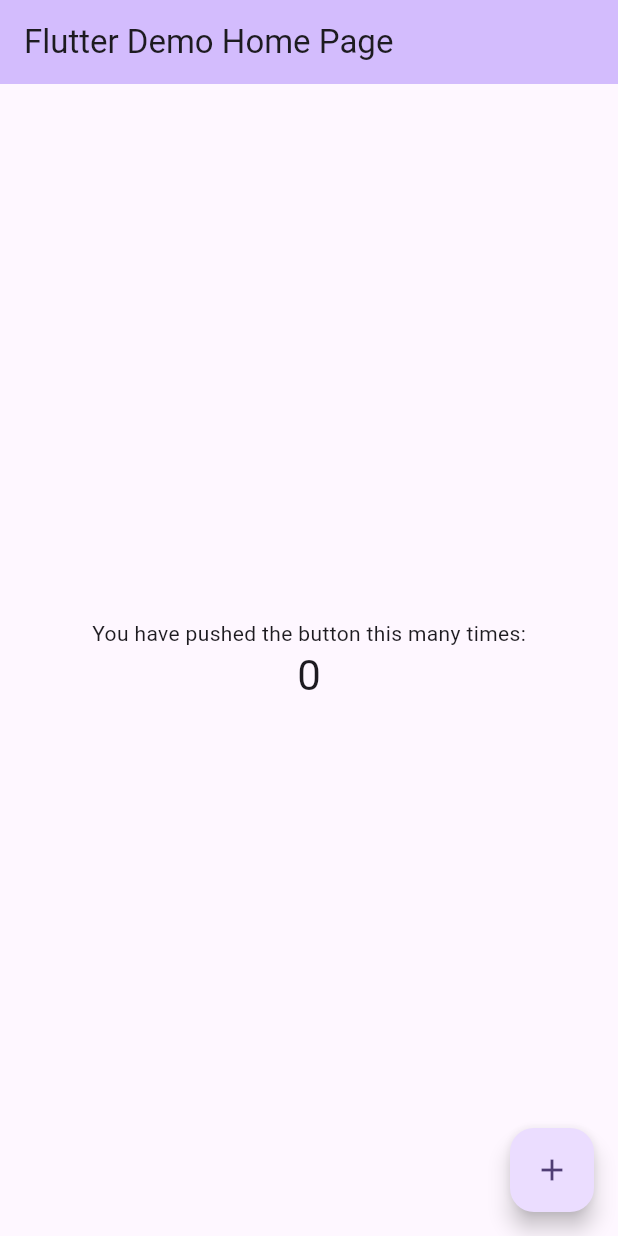
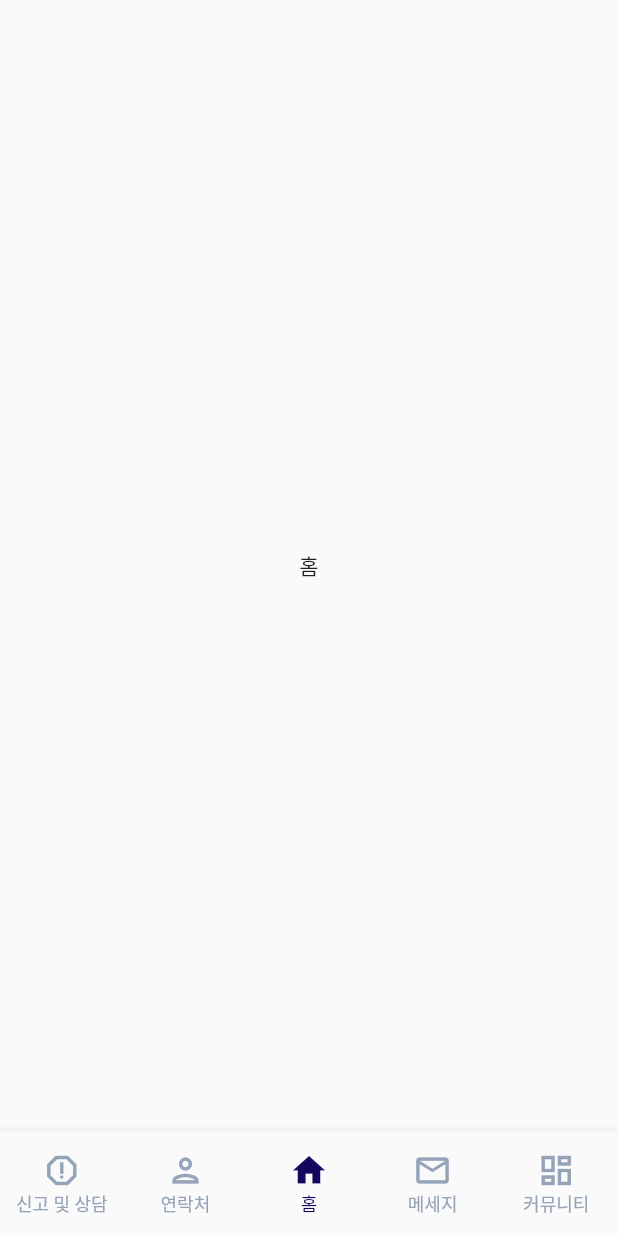
Before and after one commit to hkh0904/Every-School, a Flutter app: the screen it shows after launch, on a phone screen of 412 x 824 dp. Run offline on Flutter 3.47's test engine with Material 2 defaults, Android fonts, the phone set to English and light mode, and no system bars; Roboto replaces fonts that are missing (Pretendard).

Commit message:
feat: 앱 기본 세팅 Adds #S09P31C108-70

```diff
--- a/app/everyschool/lib/main.dart
+++ b/app/everyschool/lib/main.dart
@@ -1,125 +1,54 @@
+import 'package:everyschool/main/btmnav.dart';
 import 'package:flutter/material.dart';
+// import 'package:flutter/services.dart';
 
 void main() {
-  runApp(const MyApp());
+  // SystemChrome.setSystemUIOverlayStyle(SystemUiOverlayStyle(
+  //     statusBarColor: Colors.transparent,
+  // ));
+  runApp(MaterialApp(
+      debugShowCheckedModeBanner: false,
+      theme: ThemeData(
+        fontFamily: "Pretendard"
+      ),
+      home : Main())
+  );
 }
 
-class MyApp extends StatelessWidget {
-  const MyApp({super.key});
+class Main extends StatefulWidget {
+  const Main({super.key});
 
-  // This widget is the root of your application.
+  @override
+  State<Main> createState() => _MainState();
+}
+
+class _MainState extends State<Main> {
+
+
+  int selectedIndex = 2;
+  void onItemTapped(int index) {
+    setState(() {
+      selectedIndex = index;
+    });
+  }
+
+  final List<Widget> pages = [
+    Center(child: Text('신고')),
+    Center(child: Text('연락처')),
+    Center(child: Text('홈')),
+    Center(child: Text('메세지')),
+    Center(child: Text('커뮤니티')),
+  ];
+
+
   @override
   Widget build(BuildContext context) {
-    return MaterialApp(
-      title: 'Flutter Demo',
-      theme: ThemeData(
-        // This is the theme of your application.
-        //
-        // TRY THIS: Try running your application with "flutter run". You'll see
-        // the application has a blue toolbar. Then, without quitting the app,
-        // try changing the seedColor in the colorScheme below to Colors.green
-        // and then invoke "hot reload" (save your changes or press the "hot
-        // reload" button in a Flutter-supported IDE, or press "r" if you used
-        // the command line to start the app).
-        //
-        // Notice that the counter didn't reset back to zero; the application
-        // state is not lost during the reload. To reset the state, use hot
-        // restart instead.
-        //
-        // This works for code too, not just values: Most code changes can be
-        // tested with just a hot reload.
-        colorScheme: ColorScheme.fromSeed(seedColor: Colors.deepPurple),
-        useMaterial3: true,
-      ),
-      home: const MyHomePage(title: 'Flutter Demo Home Page'),
+    return Scaffold(
+        body: pages[selectedIndex],
+        bottomNavigationBar: SizedBox(
+          height: 70,
+          child: BtmNav(selectedIndex : selectedIndex, onItemTapped : onItemTapped)
+        ),
     );
   }
 }
-
-class MyHomePage extends StatefulWidget {
-  const MyHomePage({super.key, required this.title});
-
-  // This widget is the home page of your application. It is stateful, meaning
-  // that it has a State object (defined below) that contains fields that affect
-  // how it looks.
-
-  // This class is the configuration for the state. It holds the values (in this
-  // case the title) provided by the parent (in this case the App widget) and
-  // used by the build method of the State. Fields in a Widget subclass are
-  // always marked "final".
-
-  final String title;
-
-  @override
-  State<MyHomePage> createState() => _MyHomePageState();
-}
-
-class _MyHomePageState extends State<MyHomePage> {
-  int _counter = 0;
-
-  void _incrementCounter() {
-    setState(() {
-      // This call to setState tells the Flutter framework that something has
-      // changed in this State, which causes it to rerun the build method below
-      // so that the display can reflect the updated values. If we changed
-      // _counter without calling setState(), then the build method would not be
-      // called again, and so nothing would appear to happen.
-      _counter++;
-    });
-  }
-
-  @override
-  Widget build(BuildContext context) {
-    // This method is rerun every time setState is called, for instance as done
-    // by the _incrementCounter method above.
-    //
-    // The Flutter framework has been optimized to make rerunning build methods
-    // fast, so that you can just rebuild anything that needs updating rather
-    // than having to individually change instances of widgets.
-    return Scaffold(
-      appBar: AppBar(
-        // TRY THIS: Try changing the color here to a specific color (to
-        // Colors.amber, perhaps?) and trigger a hot reload to see the AppBar
-        // change color while the other colors stay the same.
-        backgroundColor: Theme.of(context).colorScheme.inversePrimary,
-        // Here we take the value from the MyHomePage object that was created by
-        // the App.build method, and use it to set our appbar title.
-        title: Text(widget.title),
-      ),
-      body: Center(
-        // Center is a layout widget. It takes a single child and positions it
-        // in the middle of the parent.
-        child: Column(
-          // Column is also a layout widget. It takes a list of children and
-          // arranges them vertically. By default, it sizes itself to fit its
-          // children horizontally, and tries to be as tall as its parent.
-          //
-          // Column has various properties to control how it sizes itself and
-          // how it positions its children. Here we use mainAxisAlignment to
-          // center the children vertically; the main axis here is the vertical
-          // axis because Columns are vertical (the cross axis would be
-          // horizontal).
-          //
-          // TRY THIS: Invoke "debug painting" (choose the "Toggle Debug Paint"
-          // action in the IDE, or press "p" in the console), to see the
-          // wireframe for each widget.
-          mainAxisAlignment: MainAxisAlignment.center,
-          children: <Widget>[
-            const Text(
-              'You have pushed the button this many times:',
-            ),
-            Text(
-              '$_counter',
-              style: Theme.of(context).textTheme.headlineMedium,
-            ),
-          ],
-        ),
-      ),
-      floatingActionButton: FloatingActionButton(
-        onPressed: _incrementCounter,
-        tooltip: 'Increment',
-        child: const Icon(Icons.add),
-      ), // This trailing comma makes auto-formatting nicer for build methods.
-    );
-  }
-}
--- /dev/null
+++ b/app/everyschool/lib/main/btmnav.dart
@@ -0,0 +1,54 @@
+import 'package:flutter/material.dart';
+
+class BtmNav extends StatefulWidget {
+  const BtmNav({super.key, this.selectedIndex, this.onItemTapped});
+  final selectedIndex;
+  final onItemTapped;
+
+  @override
+  State<BtmNav> createState() => _BtmNavState();
+}
+
+class _BtmNavState extends State<BtmNav> {
+  @override
+  Widget build(BuildContext context) {
+    return BottomNavigationBar(
+      type: BottomNavigationBarType.fixed,
+      items: const <BottomNavigationBarItem>[
+        BottomNavigationBarItem(
+          icon: Icon(Icons.report_outlined),
+          activeIcon: Icon(Icons.report),
+          label: '신고 및 상담',
+        ),
+        BottomNavigationBarItem(
+          icon: Icon(Icons.person_outlined),
+          activeIcon: Icon(Icons.person),
+          label: '연락처',
+        ),
+        BottomNavigationBarItem(
+          icon: Icon(Icons.home_outlined),
+          activeIcon: Icon(Icons.home),
+          label: '홈',
+        ),
+        BottomNavigationBarItem(
+          icon: Icon(Icons.mail_outlined),
+          activeIcon: Icon(Icons.mail),
+          label: '메세지',
+        ),
+        BottomNavigationBarItem(
+          icon: Icon(Icons.dashboard_outlined),
+          activeIcon: Icon(Icons.dashboard),
+          label: '커뮤니티',
+        ),
+      ],
+      currentIndex: widget.selectedIndex,
+      onTap: widget.onItemTapped,
+      selectedItemColor: Color(0xff15075F),
+      selectedFontSize: 12,
+      iconSize: 26,
+      unselectedItemColor: Color(0xff94A3B8),
+      unselectedFontSize: 12,
+      showUnselectedLabels: true,
+    );
+  }
+}
```
Also changed, not shown: app/everyschool/pubspec.yaml (+23 -0 lines), 11 other files.
